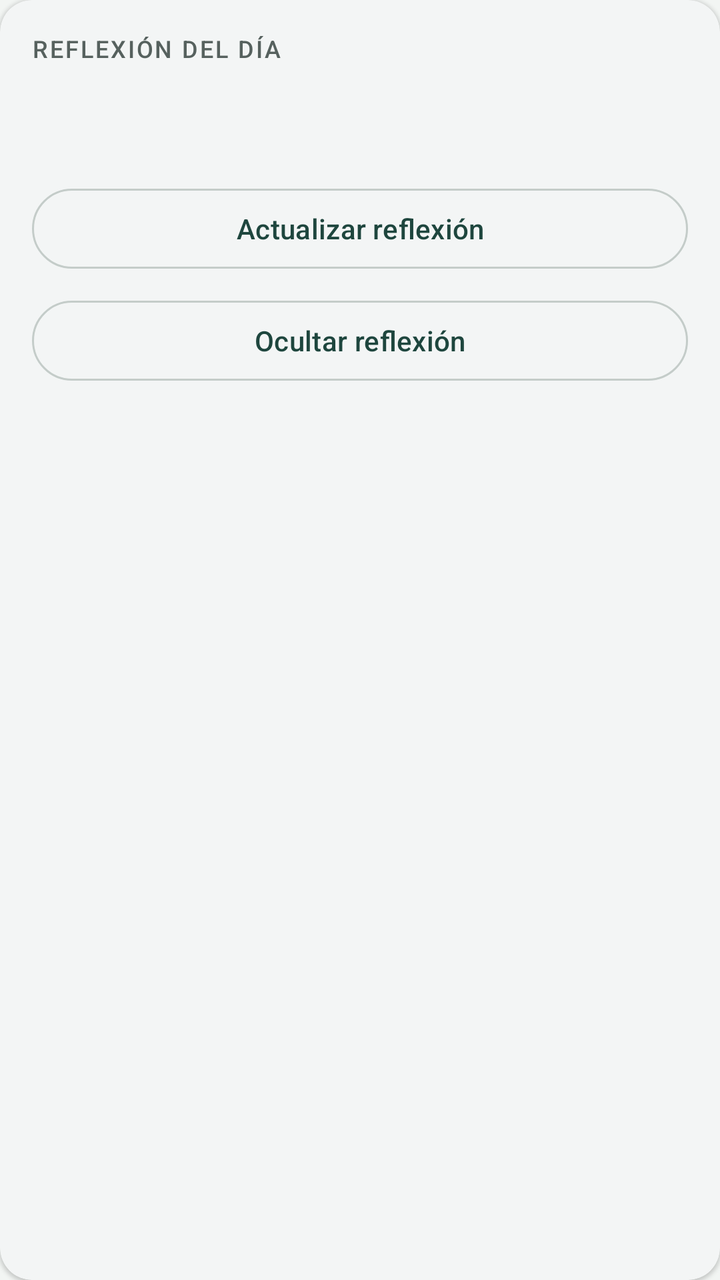
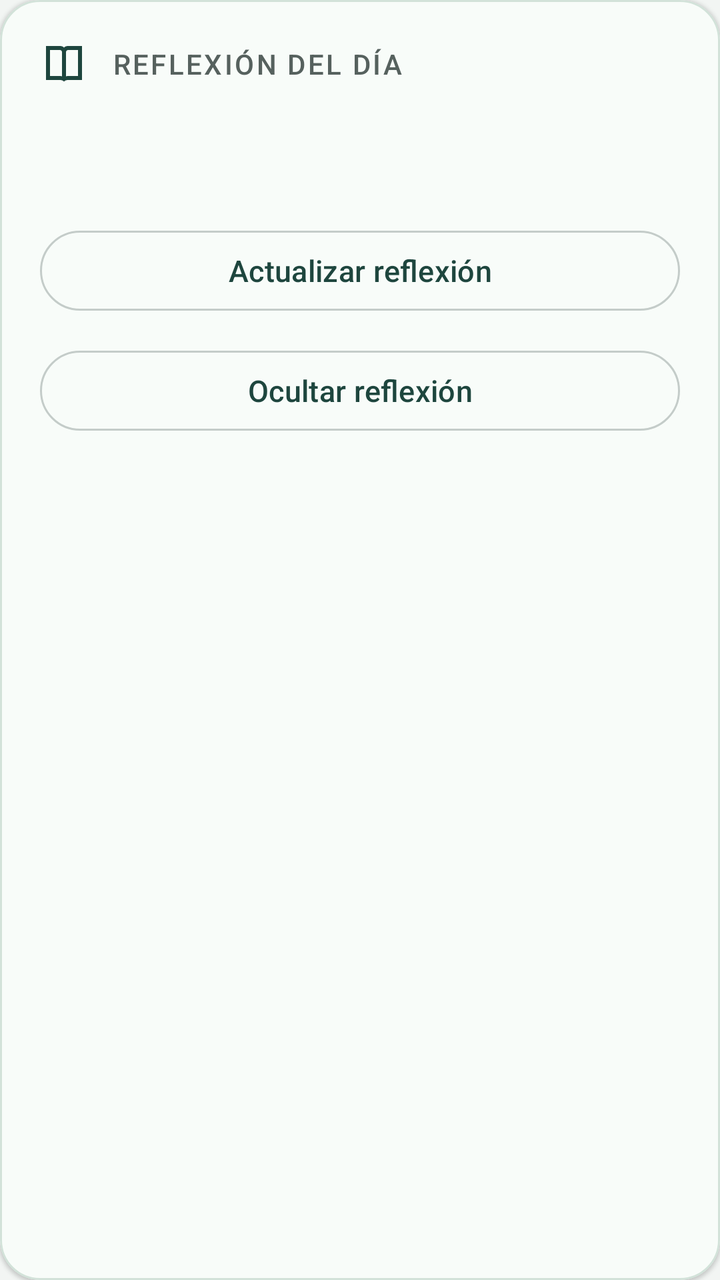

Compare the two renders of this Android layout. The source of the first and the diff that turns it into the second are given below.
<!-- AndroidManifest.xml: application theme Theme.Finanzas -->
<!-- res/layout/tarjeta_reflexion.xml -->
<?xml version="1.0" encoding="utf-8"?>
<com.google.android.material.card.MaterialCardView xmlns:android="http://schemas.android.com/apk/res/android"
    style="@style/Widget.Finanzas.Tarjeta"
    android:layout_width="match_parent"
    android:layout_height="wrap_content">
    <LinearLayout
        android:layout_width="match_parent"
        android:layout_height="wrap_content"
        android:orientation="vertical"
        android:padding="16dp">
        <TextView
            android:layout_width="match_parent"
            android:layout_height="wrap_content"
            android:text="@string/reflexion_dia"
            android:textAppearance="@style/TextAppearance.Finanzas.Etiqueta" />
        <LinearLayout
            android:id="@+id/contenidoReflexion"
            android:layout_width="match_parent"
            android:layout_height="wrap_content"
            android:orientation="vertical">
            <TextView
                android:id="@+id/textoReflexion"
                android:layout_width="match_parent"
                android:layout_height="wrap_content"
                android:layout_marginTop="12dp"
                android:accessibilityLiveRegion="polite"
                android:textAppearance="?attr/textAppearanceBodyLarge" />
            <TextView
                android:id="@+id/textoFuenteReflexion"
                android:layout_width="match_parent"
                android:layout_height="wrap_content"
                android:layout_marginTop="8dp"
                android:textAppearance="?attr/textAppearanceBodySmall" />
            <com.google.android.material.button.MaterialButton
                android:id="@+id/botonReintentarReflexion"
                style="?attr/materialButtonOutlinedStyle"
                android:layout_width="match_parent"
                android:layout_height="wrap_content"
                android:text="@string/actualizar_reflexion" />
        </LinearLayout>
        <com.google.android.material.button.MaterialButton
            android:id="@+id/botonVisibilidadReflexion"
            style="?attr/materialButtonOutlinedStyle"
            android:layout_width="match_parent"
            android:layout_height="wrap_content"
            android:layout_marginTop="8dp"
            android:text="@string/ocultar_reflexion" />
    </LinearLayout>
</com.google.android.material.card.MaterialCardView>
<!-- resources referenced by this layout -->
<resources>
  <style name="TextAppearance.Finanzas.Etiqueta" parent="TextAppearance.Material3.LabelMedium">
          <item name="android:textColor">@color/color_texto_secundario</item>
          <item name="android:textAllCaps">true</item>
          <item name="android:letterSpacing">0.08</item>
      </style>
  <style name="Theme.Finanzas" parent="Theme.Material3.DayNight.NoActionBar">
          <item name="colorPrimary">@color/color_primario</item>
          <item name="colorOnPrimary">@color/color_sobre_primario</item>
          <item name="colorPrimaryContainer">@color/color_primario_contenedor</item>
          <item name="colorOnPrimaryContainer">@color/color_sobre_primario_contenedor</item>
          <item name="colorSecondary">@color/color_acento</item>
          <item name="colorOnSecondary">@color/color_sobre_acento</item>
          <item name="colorSecondaryContainer">@color/color_primario_contenedor</item>
          <item name="colorOnSecondaryContainer">@color/color_sobre_primario_contenedor</item>
          <item name="android:colorBackground">@color/color_fondo</item>
          <item name="colorSurface">@color/color_superficie</item>
          <item name="colorOnSurface">@color/color_texto</item>
          <item name="colorOnSurfaceVariant">@color/color_texto_secundario</item>
          <item name="colorOutline">@color/color_borde</item>
          <item name="colorError">@color/color_error</item>
          <item name="android:windowBackground">@color/color_fondo</item>
      </style>
  <!-- unchanged entries left out for length: 16 -->
</resources>

<!-- the commit's change to res/layout/tarjeta_reflexion.xml (unified diff, before → after) -->
@@ -1,18 +1,23 @@
 <?xml version="1.0" encoding="utf-8"?>
 <com.google.android.material.card.MaterialCardView xmlns:android="http://schemas.android.com/apk/res/android"
-    style="@style/Widget.Finanzas.Tarjeta"
+    xmlns:app="http://schemas.android.com/apk/res-auto"
+    style="@style/Widget.Finanzas.TarjetaServicio"
     android:layout_width="match_parent"
     android:layout_height="wrap_content">
     <LinearLayout
         android:layout_width="match_parent"
         android:layout_height="wrap_content"
         android:orientation="vertical"
-        android:padding="16dp">
+        android:padding="@dimen/relleno_servicio">
         <TextView
             android:layout_width="match_parent"
             android:layout_height="wrap_content"
             android:text="@string/reflexion_dia"
-            android:textAppearance="@style/TextAppearance.Finanzas.Etiqueta" />
+            android:textAppearance="@style/TextAppearance.Finanzas.Etiqueta"
+            android:drawablePadding="12dp"
+            android:gravity="center_vertical"
+            app:drawableStartCompat="@drawable/ic_reflexion"
+            app:drawableTint="?attr/colorPrimary" />
         <LinearLayout
             android:id="@+id/contenidoReflexion"
             android:layout_width="match_parent"
@@ -22,14 +27,14 @@
                 android:id="@+id/textoReflexion"
                 android:layout_width="match_parent"
                 android:layout_height="wrap_content"
-                android:layout_marginTop="12dp"
+                android:layout_marginTop="@dimen/separacion_servicio"
                 android:accessibilityLiveRegion="polite"
-                android:textAppearance="?attr/textAppearanceBodyLarge" />
+                android:textAppearance="@style/TextAppearance.Finanzas.Reflexion" />
             <TextView
                 android:id="@+id/textoFuenteReflexion"
                 android:layout_width="match_parent"
                 android:layout_height="wrap_content"
-                android:layout_marginTop="8dp"
+                android:layout_marginTop="@dimen/separacion_servicio"
                 android:textAppearance="?attr/textAppearanceBodySmall" />
             <com.google.android.material.button.MaterialButton
                 android:id="@+id/botonReintentarReflexion"
@@ -43,7 +48,7 @@
             style="?attr/materialButtonOutlinedStyle"
             android:layout_width="match_parent"
             android:layout_height="wrap_content"
-            android:layout_marginTop="8dp"
+            android:layout_marginTop="@dimen/separacion_servicio"
             android:text="@string/ocultar_reflexion" />
     </LinearLayout>
 </com.google.android.material.card.MaterialCardView>
<!-- resource entries referenced after the edit -->
@@ -1,9 +1,30 @@
 <!-- resources referenced by this layout -->
 <resources>
-  <style name="TextAppearance.Finanzas.Etiqueta" parent="TextAppearance.Material3.LabelMedium">
+  <dimen name="relleno_servicio">20dp</dimen>
+  <dimen name="separacion_servicio">12dp</dimen>
+  <!-- drawable ic_reflexion (drawable) -->
+  <?xml version="1.0" encoding="utf-8"?>
+  <vector xmlns:android="http://schemas.android.com/apk/res/android"
+      android:width="24dp"
+      android:height="24dp"
+      android:viewportWidth="24"
+      android:viewportHeight="24">
+      <path android:fillColor="#000000" android:pathData="M3,3h7c1,0 2,0.5 2,1c0,-0.5 1,-1 2,-1h7v17h-7c-1,0 -2,0.5 -2,1c0,-0.5 -1,-1 -2,-1H3zM5,5v13h5c0.4,0 0.8,0.1 1,0.2V6c0,-0.5 -0.5,-1 -1,-1zM19,5h-5c-0.5,0 -1,0.5 -1,1v12.2c0.2,-0.1 0.6,-0.2 1,-0.2h5z" />
+  </vector>
+  <style name="TextAppearance.Finanzas.Etiqueta" parent="TextAppearance.Material3.LabelLarge">
           <item name="android:textColor">@color/color_texto_secundario</item>
           <item name="android:textAllCaps">true</item>
           <item name="android:letterSpacing">0.08</item>
+      </style>
+  <style name="TextAppearance.Finanzas.Reflexion" parent="TextAppearance.Finanzas.Cuerpo">
+          <item name="android:textSize">18sp</item>
+          <item name="android:lineSpacingExtra">4dp</item>
+      </style>
+  <style name="Widget.Finanzas.TarjetaServicio" parent="Widget.Finanzas.Tarjeta">
+          <item name="cardBackgroundColor">@color/color_superficie_servicio</item>
+          <item name="strokeColor">@color/color_borde_servicio</item>
+          <item name="strokeWidth">1dp</item>
+          <item name="cardCornerRadius">20dp</item>
       </style>
   <style name="Theme.Finanzas" parent="Theme.Material3.DayNight.NoActionBar">
           <item name="colorPrimary">@color/color_primario</item>
@@ -21,6 +42,31 @@
           <item name="colorOutline">@color/color_borde</item>
           <item name="colorError">@color/color_error</item>
           <item name="android:windowBackground">@color/color_fondo</item>
+          <item name="textAppearanceBodySmall">@style/TextAppearance.Finanzas.Metadatos</item>
+          <item name="textAppearanceBodyMedium">@style/TextAppearance.Finanzas.Detalle</item>
+          <item name="textAppearanceBodyLarge">@style/TextAppearance.Finanzas.Cuerpo</item>
+          <item name="textAppearanceLabelLarge">@style/TextAppearance.Finanzas.Control</item>
+          <item name="textInputOutlinedStyle">@style/Widget.Finanzas.Campo</item>
+      </style>
+  <style name="TextAppearance.Finanzas.Cuerpo" parent="TextAppearance.Material3.BodyLarge">
+          <item name="android:textSize">17sp</item>
+      </style>
+  <color name="color_superficie_servicio">#F8FCF9</color>
+  <color name="color_borde_servicio">#D2E2D9</color>
+  <style name="TextAppearance.Finanzas.Metadatos" parent="TextAppearance.Material3.BodyMedium">
+          <item name="android:textSize">14sp</item>
+          <item name="android:textColor">@color/color_texto_secundario</item>
+      </style>
+  <style name="TextAppearance.Finanzas.Detalle" parent="TextAppearance.Material3.BodyLarge">
+          <item name="android:textSize">16sp</item>
+      </style>
+  <style name="TextAppearance.Finanzas.Control" parent="TextAppearance.Material3.LabelLarge">
+          <item name="android:textSize">15sp</item>
+      </style>
+  <style name="Widget.Finanzas.Campo" parent="Widget.Material3.TextInputLayout.OutlinedBox">
+          <item name="hintTextAppearance">@style/TextAppearance.Finanzas.Metadatos</item>
+          <item name="counterTextAppearance">@style/TextAppearance.Finanzas.Metadatos</item>
+          <item name="errorTextAppearance">@style/TextAppearance.Finanzas.Metadatos</item>
       </style>
   <!-- unchanged entries left out for length: 16 -->
 </resources>
